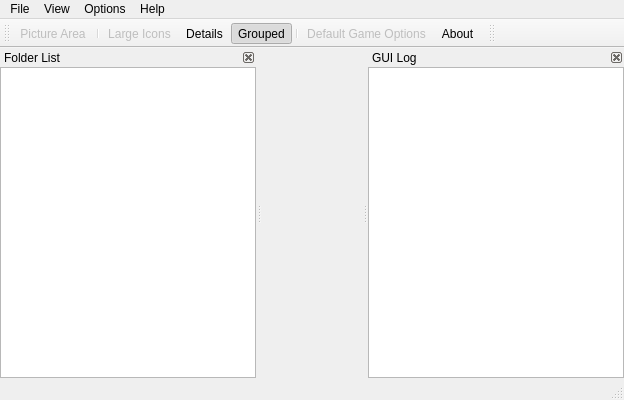
Before: the Qt Designer form trunk/qtui/mamepguimain.ui in svn2github/mameplus, drawn with Qt 5.
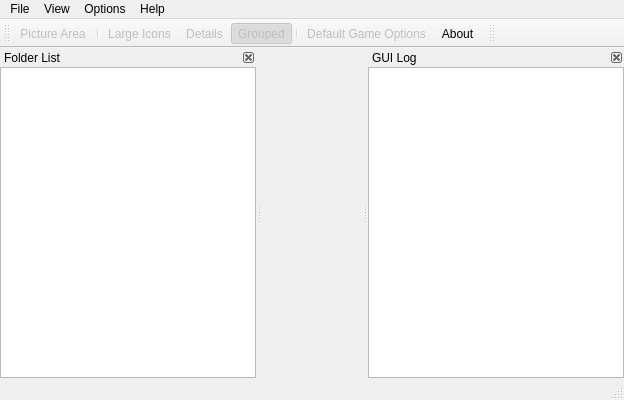
After: the same form once the commit is applied. Icons and pictures are not drawn.

```diff
--- a/trunk/qtui/mamepguimain.ui
+++ b/trunk/qtui/mamepguimain.ui
@@ -138,6 +138,9 @@
    <property name="windowTitle" >
     <string>Toolbar</string>
    </property>
+   <property name="autoFillBackground" >
+    <bool>true</bool>
+   </property>
    <property name="iconSize" >
     <size>
      <width>16</width>
@@ -281,6 +284,9 @@
    <property name="checkable" >
     <bool>true</bool>
    </property>
+   <property name="enabled" >
+    <bool>false</bool>
+   </property>
    <property name="icon" >
     <iconset resource="mamepguimain.qrc" >
      <normaloff>:/res/mame32-view-detail.png</normaloff>:/res/mame32-view-detail.png</iconset>
@@ -296,6 +302,9 @@
    <property name="checked" >
     <bool>true</bool>
    </property>
+   <property name="enabled" >
+    <bool>false</bool>
+   </property>
    <property name="icon" >
     <iconset resource="mamepguimain.qrc" >
      <normaloff>:/res/mame32-view-group.png</normaloff>:/res/mame32-view-group.png</iconset>
```
Left out of the diff: 14 changed lines with no effect on the pictures.
